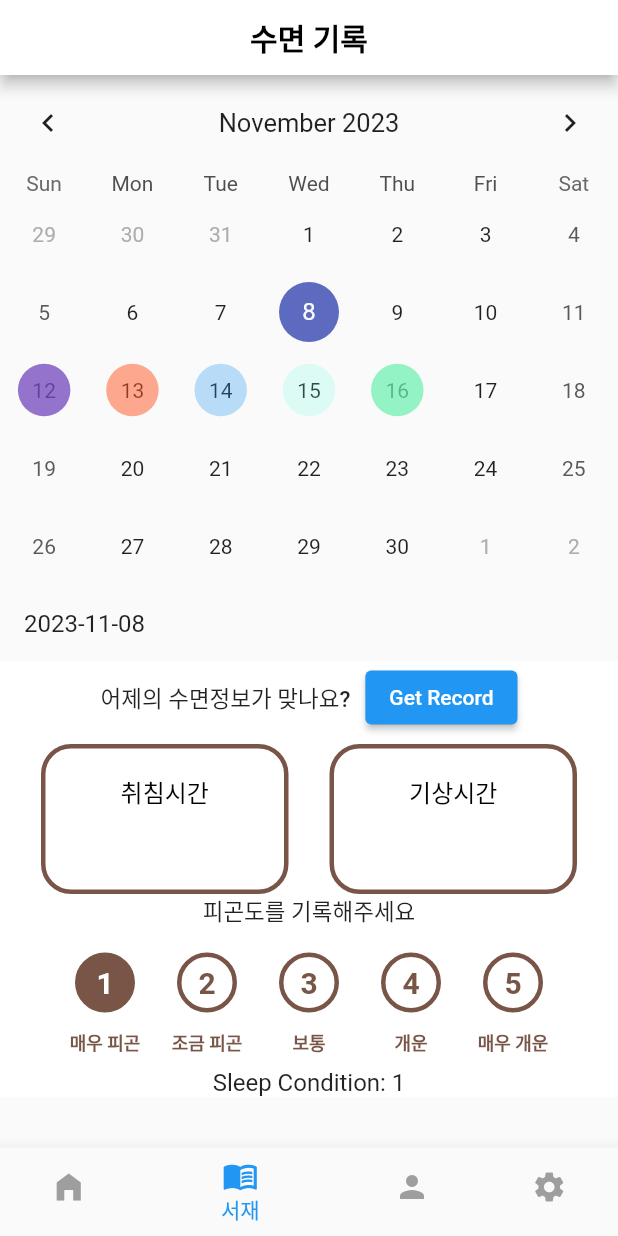
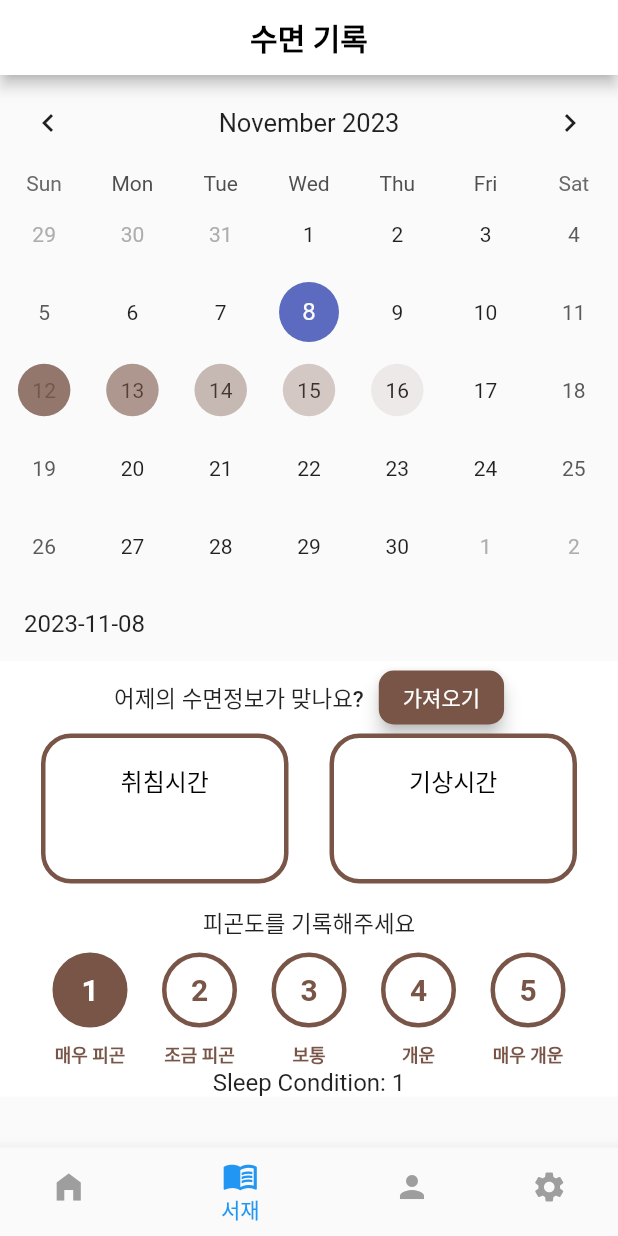
Before and after one commit to CoolCoolCoffee/CoolCoolCoffee, a Flutter app: the screen it shows after launch, item 2 of the bottom bar chosen, on a phone screen of 412 x 824 dp. Run offline on Flutter 3.47's test engine with Material 2 defaults, Android fonts, the phone set to English and light mode, and no system bars; drawn by our look-alikes of table_calendar; our stand-ins replace cloud_firestore, firebase_core, image_picker, timezone; missing offline and left inert: floating_action_bubble, flutter_health_connect, google_mlkit_text_recognition; accounts and stored records are empty.

Commit message:
디자인 수정

```diff
--- a/CoolCoolCoffee_FrontEnd/lib/page/sleep/calendar.dart
+++ b/CoolCoolCoffee_FrontEnd/lib/page/sleep/calendar.dart
@@ -91,15 +91,15 @@ class _CalendarWidgetState extends State<CalendarWidget> {
   Color _getColorFromIndex(int index) {
     switch (index) {
       case 1: // 매우 피곤
-        return Colors.deepPurple.withOpacity(0.7);
+        return Colors.brown.withOpacity(0.8);
       case 2: // 조금 피곤
-        return Colors.deepOrange.withOpacity(0.5);
+        return Colors.brown.withOpacity(0.6);
       case 3: // 보통
-        return Colors.blue.withOpacity(0.3);
+        return Colors.brown.withOpacity(0.4);
       case 4: // 개운
-        return Colors.tealAccent.withOpacity(0.2);
+        return Colors.brown.withOpacity(0.3);
       case 5: // 매우 개운
-        return Colors.greenAccent.withOpacity(0.7);
+        return Colors.brown.withOpacity(0.1);
       default:
         return Colors.transparent;
     }
--- a/CoolCoolCoffee_FrontEnd/lib/page/sleep/sleep_condition.dart
+++ b/CoolCoolCoffee_FrontEnd/lib/page/sleep/sleep_condition.dart
@@ -28,7 +28,6 @@ class _SleepConditionWidgetState extends State<SleepConditionWidget> {
             ),
           ),
           Container(
-            padding: EdgeInsets.all(8.0), // Adjust the padding as needed
             decoration: BoxDecoration(
               color: Colors.white, // Light brown color
               borderRadius: BorderRadius.circular(12.0), // Adjust the border radius as needed
@@ -47,8 +46,8 @@ class _SleepConditionWidgetState extends State<SleepConditionWidget> {
                     children: [
                       Container(
                         margin: EdgeInsets.all(9),
-                        width: 50,
-                        height: 40,
+                        width: 55,
+                        height: 50,
                         decoration: BoxDecoration(
                           shape: BoxShape.circle,
                           color: selectedCondition == index + 1
@@ -72,7 +71,7 @@ class _SleepConditionWidgetState extends State<SleepConditionWidget> {
                           ),
                         ),
                       ),
-                      SizedBox(height: 2),
+                      //SizedBox(height: 2),
                       Text(
                         getConditionLevel(index + 1),
                         style: TextStyle(
--- a/CoolCoolCoffee_FrontEnd/lib/page/sleep/sleep_info.dart
+++ b/CoolCoolCoffee_FrontEnd/lib/page/sleep/sleep_info.dart
@@ -83,11 +83,18 @@ class _SleepInfoWidgetState extends State<SleepInfoWidget> {
 
                     setState(() {});
                   },
-                  child: const Text('Get Record'),
+                  style: ElevatedButton.styleFrom(
+                    primary: Colors.brown, // Change the button color here
+                    shape: RoundedRectangleBorder(
+                      borderRadius: BorderRadius.circular(10.0), // Change the button border radius here
+                    ),
+                    elevation: 5, // Change the button elevation (shadow) here
+                  ),
+                  child: const Text('가져오기'),
                 ),
               ],
             ),
-            SizedBox(height: 7),
+            //SizedBox(height: 7),
             Row(
               mainAxisAlignment: MainAxisAlignment.spaceEvenly,
               children: [
--- a/CoolCoolCoffee_FrontEnd/lib/page/sleep/sleep_page.dart
+++ b/CoolCoolCoffee_FrontEnd/lib/page/sleep/sleep_page.dart
@@ -2,7 +2,6 @@ import 'package:flutter/material.dart';
 import 'calendar.dart';
 import 'sleep_condition.dart';
 import 'sleep_info.dart';
-import 'package:coolcoolcoffee_front/health/health_connect.dart';
 
 class SleepPage extends StatefulWidget {
   const SleepPage({super.key});
@@ -40,7 +39,7 @@ class _SleepPageState extends State<SleepPage> {
             child: Column(
               children: [
                 SleepInfoWidget(),
-                //SizedBox(height: 30),
+                SizedBox(height: 15),
                 SleepConditionWidget(
                   onConditionSelected: (int sleepLevel) {
                     setState(() {
```
